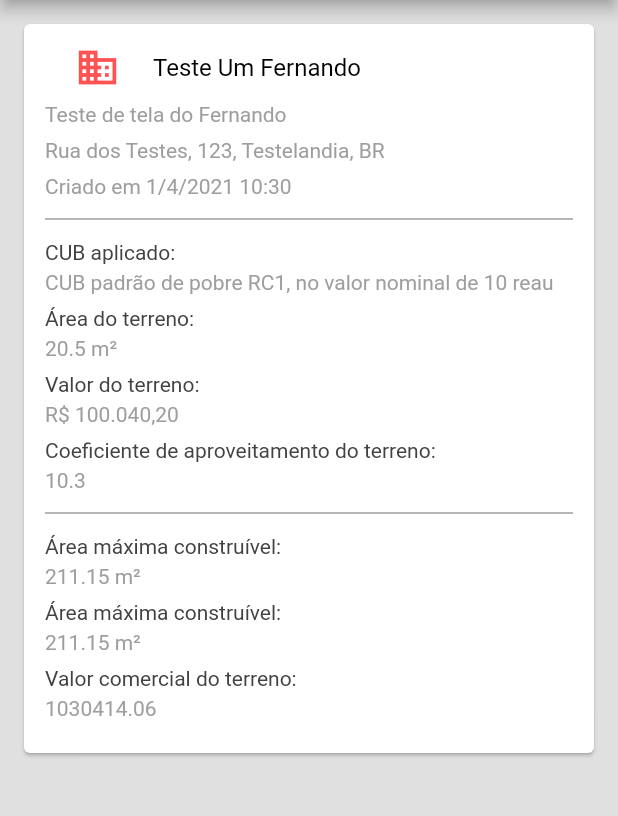
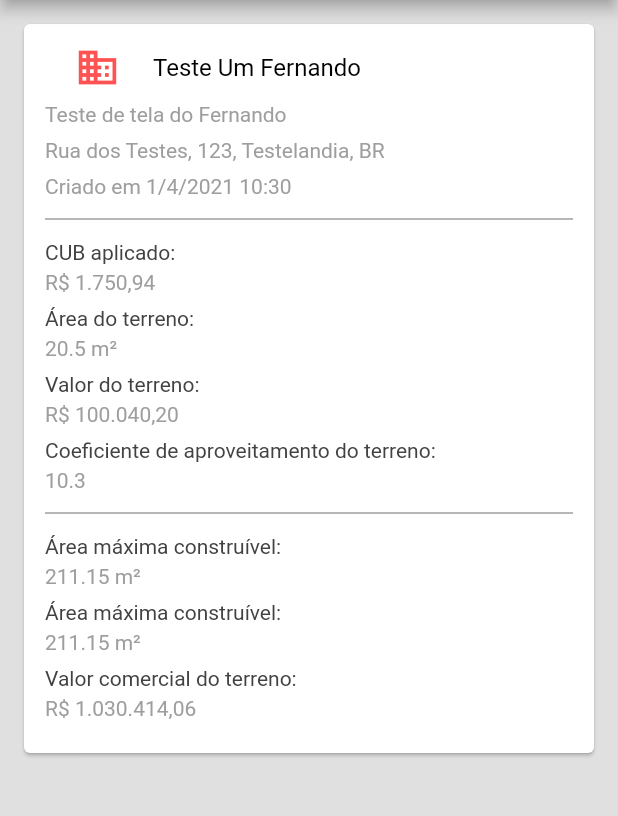
Before and after one commit to fviel/cve_app, a Flutter app: the screen it shows after launch, after a tap on "Exibir", on a phone screen of 412 x 824 dp, the part 84-900 px from its top. Run offline on Flutter 3.47's test engine with Material 2 defaults, Android fonts, the phone set to English and light mode, and no system bars.

Commit message:
Já que não consigo o valor do cub de forma automáica, simplifiquei com um double. Avanço na tela de exibir, com os novos formatadores

```diff
--- a/lib/empreendimentos/business/empreendimentoBusiness.dart
+++ b/lib/empreendimentos/business/empreendimentoBusiness.dart
@@ -22,7 +22,15 @@ import 'package:cve_app/empreendimentos/entities/empreendimento.dart';
 
 ///Implementação das fórmulas de cálculo com base no artigo
 ///do Sr. Fernando de Mar/21
-class EmpreendimentoBusiness{
+class EmpreendimentoBusinessSingleton{
+  static final EmpreendimentoBusinessSingleton _singleton = EmpreendimentoBusinessSingleton._internal();
+
+  factory EmpreendimentoBusinessSingleton() {
+    return _singleton;
+  }
+
+  EmpreendimentoBusinessSingleton._internal();
+
   //1
   double calcularAreaMaximaContruida(Empreendimento emp){
     return emp.areaTerreno * emp.coeficienteAproveitamento;
@@ -46,47 +54,47 @@ class EmpreendimentoBusiness{
   //Calcular todos os valores extra-CUB
   //5.1.
   double calcularCalcadasMuros(Empreendimento emp){
-    return emp.cubReferencia.valor * 0.05;
+    return emp.valorCub * 0.05;
   }
 
   //5.2
   double calcularFundacao(Empreendimento emp){
-    return emp.cubReferencia.valor * 0.2;
+    return emp.valorCub * 0.2;
   }
 
   //5.3
   double calcularPaisagismo(Empreendimento emp){
-    return emp.cubReferencia.valor * 0.05;
+    return emp.valorCub * 0.05;
   }
 
   //5.4
   double calcularProjeto(Empreendimento emp){
-    return emp.cubReferencia.valor * 0.05;
+    return emp.valorCub * 0.05;
   }
 
   //5.5
   double calcularRespTecnica(Empreendimento emp){
-    return emp.cubReferencia.valor * 0.1;
+    return emp.valorCub * 0.1;
   }
 
   //5.6
   double calcularTaxasAprovacoes(Empreendimento emp){
-    return emp.cubReferencia.valor * 0.05;
+    return emp.valorCub * 0.05;
   }
 
   //5.7
   double calcularTaxasAdministracao(Empreendimento emp){
-    return emp.cubReferencia.valor * 0.2;
+    return emp.valorCub * 0.2;
   }
 
   //5.8
   double calcularTaxaVendaEMkt(Empreendimento emp){
-    return emp.cubReferencia.valor * 0.13;
+    return emp.valorCub * 0.13;
   }
 
   //5.9
   double calcularLucroConstrutora(Empreendimento emp){
-    return emp.cubReferencia.valor * 0.15;
+    return emp.valorCub * 0.15;
   }
 
   //5.10
--- a/lib/empreendimentos/entities/empreendimento.dart
+++ b/lib/empreendimentos/entities/empreendimento.dart
@@ -1,4 +1,4 @@
-import 'package:cve_app/gestorcub/entities/cub.dart';
+//import 'package:cve_app/gestorcub/entities/cub.dart';
 
 ///Empreendimento é uma construção, um imóvel, logo tem dados de um imóvel
 class Empreendimento{
@@ -9,7 +9,9 @@ class Empreendimento{
   DateTime dtHrCriacao;
 
   //O Cub referência é definido em função da quantidade de pavimentos e outros itens. Deixar pro usuário informar
-  Cub cubReferencia;
+  //desativei, pois não achei um ws que informa este valor
+  //Cub cubReferencia;
+  double valorCub;
   //At
   double areaTerreno;
   //To
@@ -23,16 +25,11 @@ class Empreendimento{
     this.nome,
     this.descricao,
     this.endereco,
-    this.cubReferencia,
+    this.valorCub,
     this.areaTerreno,
     this.taxaOcupacao,
     this.coeficienteAproveitamento,
     this.valorComercialTerreno}){
     this.dtHrCriacao = DateTime.now();
   }
-
-  String obterValorEmpreendimentoFormatado(){
-    String valor = valorComercialTerreno.toString();
-    valor = valor.replaceAll('.', ',');
-  }
 }
--- a/lib/telas/exibirEmpreendimento.dart
+++ b/lib/telas/exibirEmpreendimento.dart
@@ -15,7 +15,7 @@ class _ExibirEmpreendimentoState extends State<ExibirEmpreendimento> {
 
 
   Empreendimento empreendimento = new Empreendimento();
-  EmpreendimentoBusiness empBusiness = new EmpreendimentoBusiness();
+  EmpreendimentoBusinessSingleton empBusiness = EmpreendimentoBusinessSingleton();
 
   @override
   Widget build(BuildContext context) {
@@ -26,6 +26,8 @@ class _ExibirEmpreendimentoState extends State<ExibirEmpreendimento> {
 
     var f = NumberFormat('###,###.00#', 'pt_BR');
     String valorFormatado = f.format(empreendimento.valorComercialTerreno);
+    String valorCubFormatado = f.format(empreendimento.valorCub);
+    String valorComercialTerrenoFormatado = f.format(empBusiness.calcularValorComercialTerreno(empreendimento));
 
     return Scaffold(
         backgroundColor: Colors.grey[300],
@@ -88,9 +90,6 @@ class _ExibirEmpreendimentoState extends State<ExibirEmpreendimento> {
                           ),
                         SizedBox(height:8),
 
-                        Row(
-                          mainAxisAlignment: MainAxisAlignment.start,
-                          children: [
                         Text(
                           empreendimento.descricao,
                           overflow: TextOverflow.ellipsis,
@@ -102,13 +101,8 @@ class _ExibirEmpreendimentoState extends State<ExibirEmpreendimento> {
                             color: Colors.grey[500],
                           ),
                         ),
-                          ],
-                        ),
                         SizedBox(height:8),
 
-                        Row(
-                          mainAxisAlignment: MainAxisAlignment.start,
-                          children: [
                         Text(
                           empreendimento.endereco,
                           overflow: TextOverflow.ellipsis,
@@ -119,8 +113,6 @@ class _ExibirEmpreendimentoState extends State<ExibirEmpreendimento> {
                             fontSize: 14.0,
                             color: Colors.grey[500],
                           ),
-                            ),
-                          ],
                         ),
                         SizedBox(height:8),
 
@@ -162,7 +154,7 @@ class _ExibirEmpreendimentoState extends State<ExibirEmpreendimento> {
                         ),
                         SizedBox(height:4),
                         Text(
-                          'CUB padrão de pobre RC1, no valor nominal de 10 reau',
+                          'R\$ $valorCubFormatado',
                           overflow: TextOverflow.ellipsis,
                           maxLines: 100,
                           softWrap: false,
@@ -212,7 +204,7 @@ class _ExibirEmpreendimentoState extends State<ExibirEmpreendimento> {
                         ),
                         SizedBox(height:4),
                         Text(
-                          'R\$ ${valorFormatado}',
+                          'R\$ $valorFormatado',
                           overflow: TextOverflow.ellipsis,
                           maxLines: 100,
                           softWrap: false,
@@ -319,7 +311,7 @@ class _ExibirEmpreendimentoState extends State<ExibirEmpreendimento> {
                         ),
                         SizedBox(height:4),
                         Text(
-                          '${empBusiness.calcularValorComercialTerreno(empreendimento).toString()}',
+                          'R\$ $valorComercialTerrenoFormatado',
                           overflow: TextOverflow.ellipsis,
                           maxLines: 100,
                           softWrap: false,
--- a/lib/widgets/cardEmpreendimento.dart
+++ b/lib/widgets/cardEmpreendimento.dart
@@ -13,9 +13,7 @@ class CardEmpreendimento extends StatelessWidget {
   //ou seja, o código dela não está nem nessa classe
   CardEmpreendimento({this.empreendimento, this.delete});
 
-  void apagarEstaCoisa(){
-    delete;
-  }
+
   @override
   Widget build(BuildContext context) {
     return Card(
@@ -119,7 +117,7 @@ class CardEmpreendimento extends StatelessWidget {
                     //         new FlatButton(
                     //           child: new Text("Excluir"),
                     //           onPressed: () {
-                    //             apagarEstaCoisa();
+                    //             delete;
                     //             Navigator.of(context).pop();
                     //           },
                     //         ),
```
Also changed, not shown: lib/telas/adicionarEmpreendimento.dart (+2 -8 lines), lib/telas/listarEmpreendimentos.dart (+8 -7 lines). Lines whose indentation alone changed are shown as unchanged.
